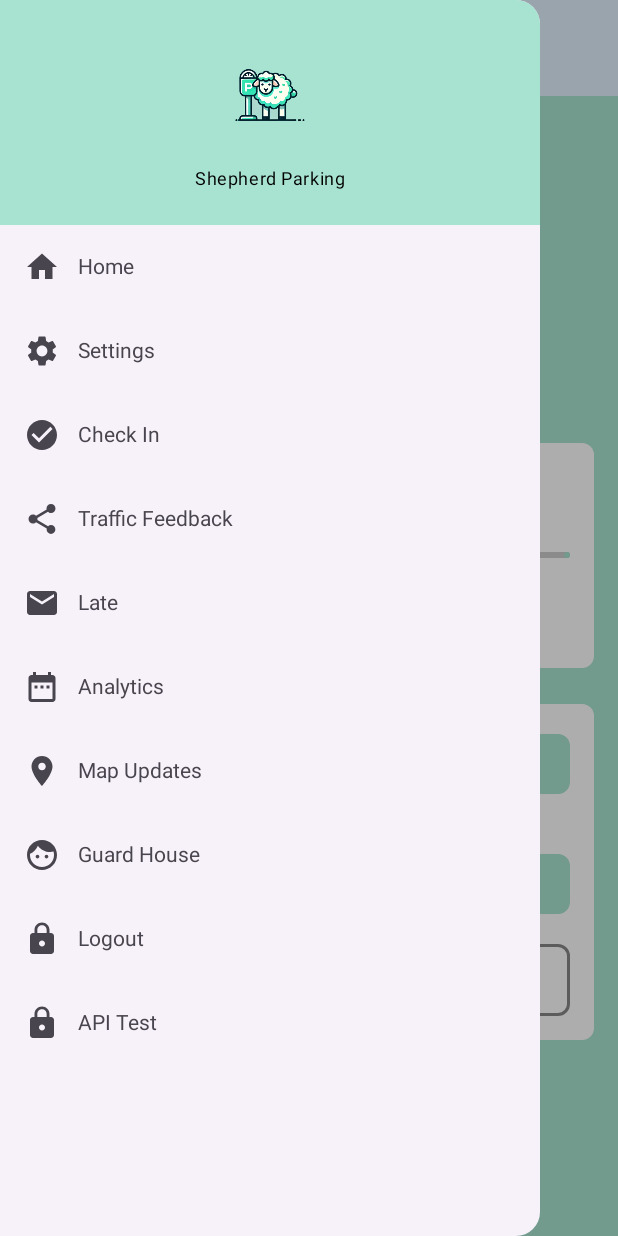
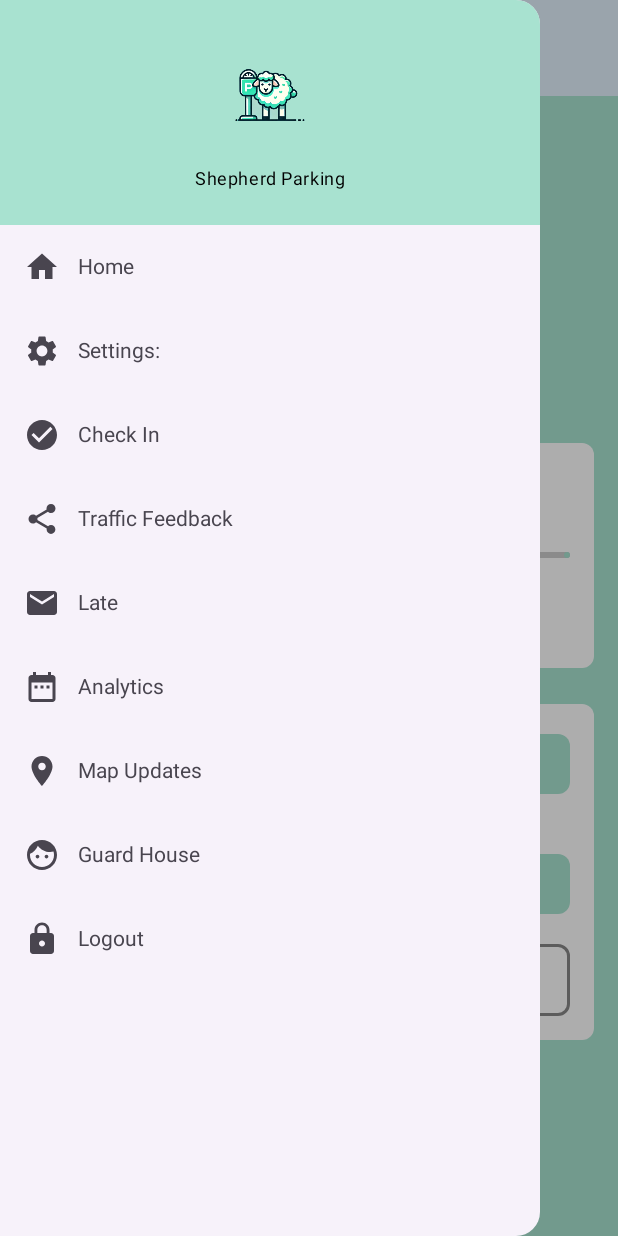
Before and after one commit to MrDarcy314159/Shepherd_Parking, an Android app built with Jetpack Compose: the screen it shows after launch (MainActivity), after a tap on "Menu", on a phone screen of 412 x 824 dp. Run offline under Robolectric (Android 15) with nearby library versions, the phone set to English and light mode, and no system bars; our stand-ins replace Firebase (no records; nobody signed in at launch, a user with empty details on screens opened directly); 1 other tap on this screen came first.

Commit message:
Update MainActivity.kt

```diff
--- a/app/src/main/java/za/varsitycollege/shepherd_parking/MainActivity.kt
+++ b/app/src/main/java/za/varsitycollege/shepherd_parking/MainActivity.kt
@@ -17,6 +17,7 @@ import androidx.compose.ui.Alignment
 import androidx.compose.ui.Modifier
 import androidx.compose.ui.graphics.Color
 import androidx.compose.ui.res.painterResource
+import androidx.compose.ui.res.stringResource
 import androidx.compose.ui.unit.dp
 import androidx.navigation.NavController
 import androidx.navigation.compose.NavHost
@@ -34,20 +35,22 @@ import com.google.firebase.messaging.FirebaseMessaging
 import za.varsitycollege.shepherd_parking.UserManager
 import za.varsitycollege.shepherd_parking.SettingsPage
 
-// Define a CompositionLocal for UserManager
 val LocalUserManager = compositionLocalOf<UserManager> { error("UserManager not provided") }
+val LocalLanguageManager = compositionLocalOf<LanguageManager> { error("LanguageManager not provided") }
 
 class MainActivity : ComponentActivity() {
     override fun onCreate(savedInstanceState: Bundle?) {
         super.onCreate(savedInstanceState)
 
-        // Subscribe to FCM topic
+        val languageManager = LanguageManager(this)
+        languageManager.setLanguage(languageManager.getLanguage())
+
         FirebaseMessaging.getInstance().subscribeToTopic("parking")
             .addOnCompleteListener { task ->
                 val msg = if (task.isSuccessful) {
-                    "Subscribed to parking topic"
+                    getString(R.string.subscribed_to_parking_topic)
                 } else {
-                    "Subscription failed"
+                    getString(R.string.subscription_failed)
                 }
                 Log.d("FCM", msg)
             }
@@ -64,7 +67,8 @@ class MainActivity : ComponentActivity() {
         val drawerState = rememberDrawerState(initialValue = DrawerValue.Closed)
         val scope = rememberCoroutineScope()
         val context = LocalContext.current
-        val userManager = remember { UserManager(context) }  // Creating the UserManager instance
+        val userManager = remember { UserManager(context) }
+        val languageManager = remember { LanguageManager(context) }
 
         val navBackStackEntry by navController.currentBackStackEntryAsState()
         val currentRoute = navBackStackEntry?.destination?.route
@@ -72,8 +76,10 @@ class MainActivity : ComponentActivity() {
         val routesWithoutTopBarAndDrawer = listOf("login", "newUser", "map_updates", "guard_house")
         val lightBlue = Color(0xFFE3F2FD)
 
-        // Provide the UserManager globally through CompositionLocalProvider
-        CompositionLocalProvider(LocalUserManager provides userManager) {
+        CompositionLocalProvider(
+            LocalUserManager provides userManager,
+            LocalLanguageManager provides languageManager
+        ) {
             ModalNavigationDrawer(
                 drawerState = drawerState,
                 drawerContent = {
@@ -93,13 +99,13 @@ class MainActivity : ComponentActivity() {
                                 ) {
                                     Icon(
                                         painter = painterResource(id = R.drawable.sheep),
-                                        contentDescription = "App Icon",
+                                        contentDescription = stringResource(R.string.app_icon_description),
                                         modifier = Modifier.size(80.dp),
                                         tint = Color.Unspecified
                                     )
                                     Spacer(modifier = Modifier.height(8.dp))
                                     Text(
-                                        text = "Shepherd Parking",
+                                        text = stringResource(R.string.app_name),
                                         color = Color.Black,
                                         style = MaterialTheme.typography.bodySmall
                                     )
@@ -107,7 +113,7 @@ class MainActivity : ComponentActivity() {
                             }
                             NavigationDrawerItem(
                                 icon = { Icon(Icons.Default.Home, contentDescription = null) },
-                                label = { Text("Home") },
+                                label = { Text(stringResource(R.string.home)) },
                                 selected = currentRoute == "home",
                                 onClick = {
                                     navController.navigate("home")
@@ -116,7 +122,7 @@ class MainActivity : ComponentActivity() {
                             )
                             NavigationDrawerItem(
                                 icon = { Icon(Icons.Default.Settings, contentDescription = null) },
-                                label = { Text("Settings") },
+                                label = { Text(stringResource(R.string.settings)) },
                                 selected = currentRoute == "settings",
                                 onClick = {
                                     navController.navigate("settings")
@@ -124,13 +130,8 @@ class MainActivity : ComponentActivity() {
                                 }
                             )
                             NavigationDrawerItem(
-                                icon = {
-                                    Icon(
-                                        Icons.Default.CheckCircle,
-                                        contentDescription = null
-                                    )
-                                },
-                                label = { Text("Check In") },
+                                icon = { Icon(Icons.Default.CheckCircle, contentDescription = null) },
+                                label = { Text(stringResource(R.string.check_in)) },
                                 selected = currentRoute == "check_in",
                                 onClick = {
                                     navController.navigate("check_in")
@@ -139,7 +140,7 @@ class MainActivity : ComponentActivity() {
                             )
                             NavigationDrawerItem(
                                 icon = { Icon(Icons.Default.Share, contentDescription = null) },
-                                label = { Text("Traffic Feedback") },
+                                label = { Text(stringResource(R.string.traffic_feedback)) },
                                 selected = currentRoute == "traffic_feedback",
                                 onClick = {
                                     navController.navigate("traffic_feedback")
@@ -148,7 +149,7 @@ class MainActivity : ComponentActivity() {
                             )
                             NavigationDrawerItem(
                                 icon = { Icon(Icons.Default.Email, contentDescription = null) },
-                                label = { Text("Late") },
+                                label = { Text(stringResource(R.string.late)) },
                                 selected = currentRoute == "late",
                                 onClick = {
                                     navController.navigate("late")
@@ -157,7 +158,7 @@ class MainActivity : ComponentActivity() {
                             )
                             NavigationDrawerItem(
                                 icon = { Icon(Icons.Default.DateRange, contentDescription = null) },
-                                label = { Text("Analytics") },
+                                label = { Text(stringResource(R.string.analytics)) },
                                 selected = currentRoute == "analytics",
                                 onClick = {
                                     navController.navigate("analytics")
@@ -165,13 +166,8 @@ class MainActivity : ComponentActivity() {
                                 }
                             )
                             NavigationDrawerItem(
-                                icon = {
-                                    Icon(
-                                        Icons.Default.LocationOn,
-                                        contentDescription = null
-                                    )
-                                },
-                                label = { Text("Map Updates") },
+                                icon = { Icon(Icons.Default.LocationOn, contentDescription = null) },
+                                label = { Text(stringResource(R.string.map_updates)) },
                                 selected = currentRoute == "map_updates",
                                 onClick = {
                                     navController.navigate("map_updates")
@@ -180,7 +176,7 @@ class MainActivity : ComponentActivity() {
                             )
                             NavigationDrawerItem(
                                 icon = { Icon(Icons.Default.Face, contentDescription = null) },
-                                label = { Text("Guard House") },
+                                label = { Text(stringResource(R.string.guard_house)) },
                                 selected = false,
                                 onClick = {
                                     navController.navigate("guard_house") {
@@ -191,22 +187,10 @@ class MainActivity : ComponentActivity() {
                             )
                             NavigationDrawerItem(
                                 icon = { Icon(Icons.Default.Lock, contentDescription = null) },
-                                label = { Text("Logout") },
+                                label = { Text(stringResource(R.string.logout)) },
                                 selected = false,
                                 onClick = {
                                     navController.navigate("signUp") {
-                                        popUpTo(0)
-                                    }
-                                    scope.launch { drawerState.close() }
-                                }
-                            )
-
-                            NavigationDrawerItem(
-                                icon = { Icon(Icons.Default.Lock, contentDescription = null) },
-                                label = { Text("API Test") },
-                                selected = false,
-                                onClick = {
-                                    navController.navigate("api_test") {
                                         popUpTo(0)
                                     }
                                     scope.launch { drawerState.close() }
@@ -220,10 +204,10 @@ class MainActivity : ComponentActivity() {
                     topBar = {
                         if (currentRoute !in routesWithoutTopBarAndDrawer) {
                             TopAppBar(
-                                title = { Text("Menu") },
+                                title = { Text(stringResource(R.string.menu)) },
                                 navigationIcon = {
                                     IconButton(onClick = { scope.launch { drawerState.open() } }) {
-                                        Icon(Icons.Default.Menu, contentDescription = "Menu")
+                                        Icon(Icons.Default.Menu, contentDescription = stringResource(R.string.menu))
                                     }
                                 },
                                 colors = TopAppBarDefaults.topAppBarColors(
@@ -245,30 +229,15 @@ class MainActivity : ComponentActivity() {
                             composable("signUp") { SignUpPage(navController) }
                             composable("login") { LoginPage(navController) }
                             composable("newUser") { NewUserPage(navController) }
-                            //UPDATED This
-                            composable("home") {
-                                HomePage(
-                                    navController,
-                                    userManager = LocalUserManager.current
-                                )
-                            }
-                            composable("settings") { SettingsPage(navController,userManager) }
+                            composable("home") { HomePage(navController, userManager = LocalUserManager.current) }
+                            composable("settings") { SettingsPage(navController, userManager) }
                             composable("check_in") { CheckInPage(navController) }
-
-                            //UPDATED This
-                            composable("traffic_feedback") {
-                                TrafficFeedbackPage(
-                                    navController,
-                                    userManager
-                                )
-                            }
-
+                            composable("traffic_feedback") { TrafficFeedbackPage(navController, userManager) }
                             composable("late") { Late_Page(navController) }
                             composable("analytics") { AnalyticsPage(navController) }
                             composable("map_updates") { MapUpdatesPage(navController) }
                             composable("guard_house") { GuardHousePage(navController) }
                             composable("lecturer_details") { LecturerDetailsPage() }
-                            composable("api_test") { ApiTestPage(navController) }
                         }
                     }
                 }
```
